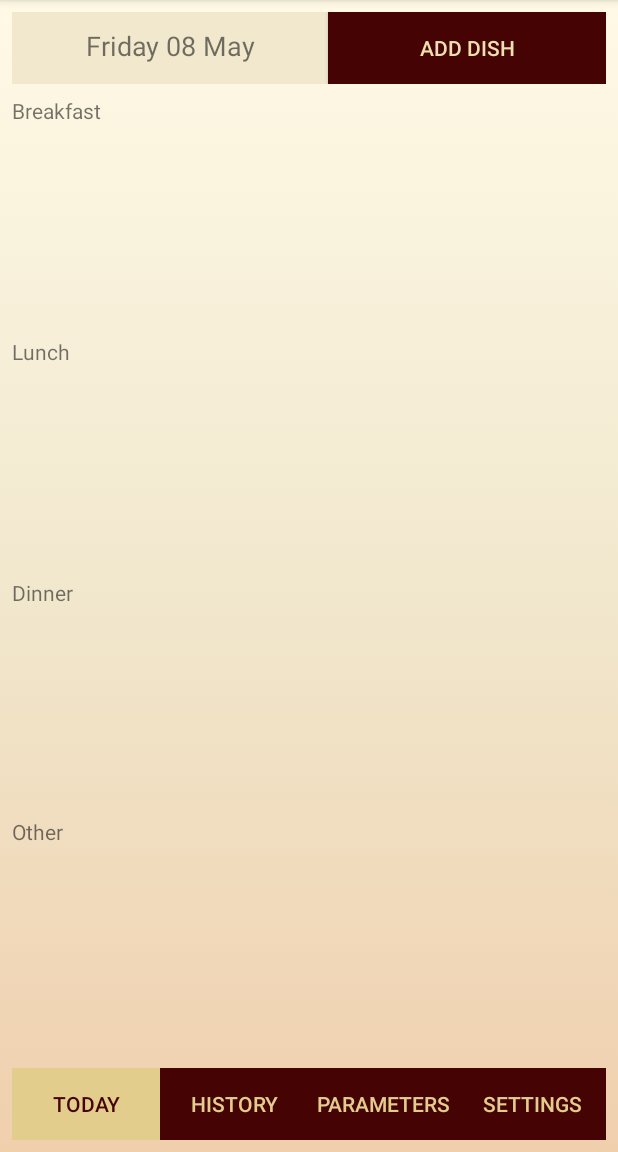
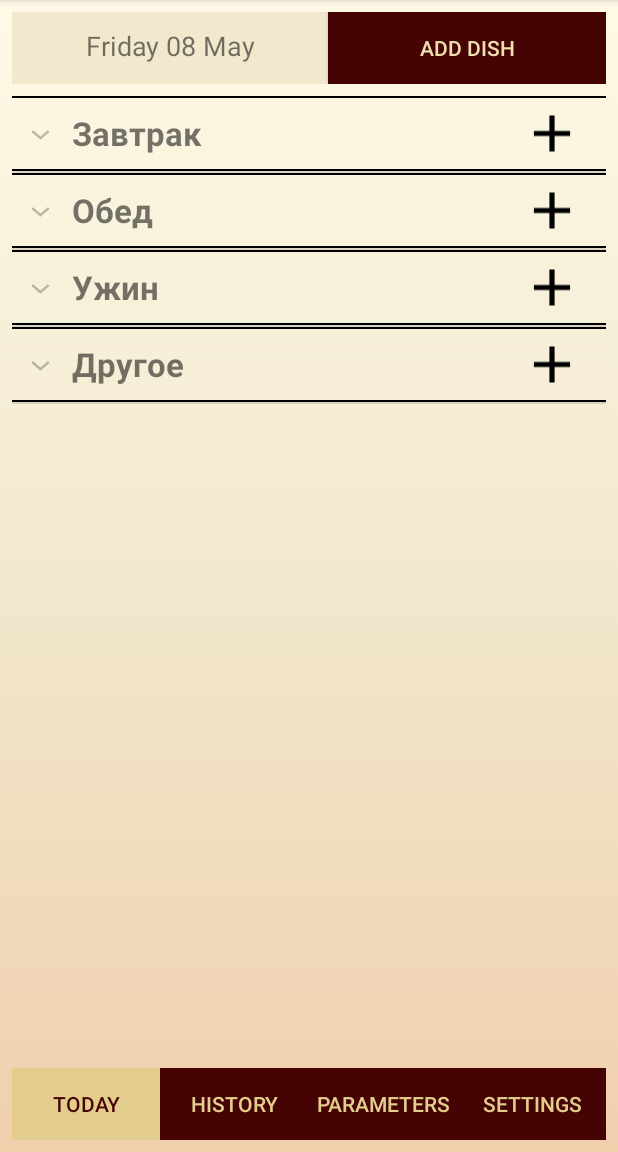
Before and after one commit to ecrikki/android_project, an Android app: the MainActivity screen opened directly, with no data from a screen before it, on a phone screen of 412 x 824 dp, the part 84-1236 px from its top. Run offline under Robolectric (Android 15) with nearby library versions, the phone set to English and light mode, and no system bars.

Commit message:
add product from add_activity to main

```diff
--- /dev/null
+++ b/app/src/main/java/com/example/calories/Adapter/ProductsAdapter_main.java
@@ -0,0 +1,115 @@
+package com.example.calories.Adapter;
+
+import android.content.Context;
+import android.content.Intent;
+import android.util.Log;
+import android.view.LayoutInflater;
+import android.view.View;
+import android.view.ViewGroup;
+import android.widget.BaseExpandableListAdapter;
+import android.widget.ImageView;
+import android.widget.TextView;
+import android.widget.Toast;
+
+import com.example.calories.Add_Activity;
+import com.example.calories.Class.Class_prod;
+import com.example.calories.Class.Prod;
+import com.example.calories.MainActivity;
+import com.example.calories.R;
+
+import java.util.ArrayList;
+
+public class ProductsAdapter_main extends BaseExpandableListAdapter{
+
+    private Context context;
+    private ArrayList<Class_prod> class_prodsList;
+    private ArrayList<Class_prod> originalList;
+
+    public ProductsAdapter_main(Context context, ArrayList<Class_prod> class_prodsList){
+        this.context = context;
+        this.class_prodsList = new ArrayList<>();
+        this.class_prodsList.addAll(class_prodsList);
+        this.originalList = new ArrayList<>();
+        this.originalList.addAll(class_prodsList);
+    }
+
+    @Override
+    public Object getChild(int groupPosition, int childPosition) {
+        ArrayList<Prod> prodList = class_prodsList.get(groupPosition).getClass_prodList();
+        return prodList.get(childPosition);
+    }
+
+    @Override
+    public long getChildId(int groupPosition, int childPosition) {
+        return childPosition;
+    }
+
+    @Override
+    public View getChildView(int groupPosition, int childPosition, boolean isLastChild, View convertView, ViewGroup parent) {
+        Prod product = (Prod) getChild(groupPosition, childPosition);
+        if(convertView == null)
+        {
+            LayoutInflater layoutInflater = (LayoutInflater) context.getSystemService(Context.LAYOUT_INFLATER_SERVICE);
+            convertView = layoutInflater.inflate(R.layout.child_product, null);
+        }
+        TextView name = convertView.findViewById(R.id.ID);
+        TextView population = convertView.findViewById(R.id.kkal);
+        name.setText(product.getId_product().trim());
+        population.setText(product.getКалорийность().trim()  + " " + "ккал/100г");
+        return convertView;
+    }
+
+    @Override
+    public int getChildrenCount(int groupPosition) {
+        ArrayList<Prod> prodList = class_prodsList.get(groupPosition).getClass_prodList();
+        return prodList.size();
+    }
+
+    @Override
+    public Object getGroup(int groupPosition) {
+        return class_prodsList.get(groupPosition);
+    }
+
+    @Override
+    public int getGroupCount() {
+        return class_prodsList.size();
+    }
+
+    @Override
+    public long getGroupId(int groupPosition) {
+        return groupPosition;
+    }
+
+    @Override
+    public View getGroupView(final int groupPosition, boolean isExpanded, View convertView, ViewGroup parent) {
+        Class_prod class_prod = (Class_prod) getGroup(groupPosition);
+        if(convertView == null)
+        {
+            LayoutInflater layoutInflater = (LayoutInflater) context.getSystemService(Context.LAYOUT_INFLATER_SERVICE);
+            convertView = layoutInflater.inflate(R.layout.eating, null);
+        }
+        TextView heading = convertView.findViewById(R.id.heading);
+        heading.setText(class_prod.getName().trim());
+        ImageView img = convertView.findViewById(R.id.imageView2);
+        img.setImageResource(R.drawable.ic_add_black_24dp);
+        //img.setOnClickListener(new View.OnClickListener() {
+        //    @Override
+        //    public void onClick(View v) {
+                //System.out.println(groupPosition);
+                //img.setId(View.generateViewId());
+
+         //   }
+        //});
+        return convertView;
+    }
+
+    @Override
+    public boolean hasStableIds() {
+        return true;
+    }
+
+    @Override
+    public boolean isChildSelectable(int groupPosition, int childPosition) {
+        return true;
+    }
+}
--- a/app/src/main/java/com/example/calories/Class/Prod.java
+++ b/app/src/main/java/com/example/calories/Class/Prod.java
@@ -1,6 +1,8 @@
 package com.example.calories.Class;
 
-public class Prod {
+import java.io.Serializable;
+
+public class Prod implements Serializable {
 
     public String id_product, калорийность;
 
--- a/app/src/main/java/com/example/calories/MainActivity.java
+++ b/app/src/main/java/com/example/calories/MainActivity.java
@@ -1,5 +1,6 @@
 package com.example.calories;
 
+import androidx.annotation.Nullable;
 import androidx.appcompat.app.AppCompatActivity;
 
 import android.content.Intent;
@@ -8,16 +9,29 @@ import android.graphics.Paint;
 import android.os.Bundle;
 import android.view.View;
 import android.widget.Button;
+import android.widget.ExpandableListView;
+import android.widget.ImageView;
 import android.widget.TextView;
+
+import com.example.calories.Adapter.ProductsAdapter;
+import com.example.calories.Adapter.ProductsAdapter_main;
+import com.example.calories.Class.Class_prod;
+import com.example.calories.Class.Prod;
 
 import java.text.DateFormat;
 import java.text.SimpleDateFormat;
+import java.util.ArrayList;
 import java.util.Date;
 import java.util.Locale;
 
 public class MainActivity extends AppCompatActivity
 {
     private TextView text_date;
+    private ProductsAdapter_main adapter;
+    private ExpandableListView myList;
+    private ArrayList<Class_prod> class_prodList = new ArrayList<>();
+    ArrayList<Prod> product = new ArrayList<>();
+    String[] Array = new String[]{"Завтрак", "Обед", "Ужин", "Другое"};
     private Button b1, b2, b3, b4;
 
     private int actText, actBk;
@@ -29,11 +43,18 @@ public class MainActivity extends AppCompatActivity
         super.onCreate(savedInstanceState);
         setContentView(R.layout.activity_main);
         text_date = findViewById(R.id.textView6);
-        // Текущее время
-        Date currentDate = new Date();
+        Date currentDate = new Date(); // Текущее время
         // Форматирование времени как "день недели.день.месяц"
         DateFormat dateFormat = new SimpleDateFormat("EEEE dd MMMM", Locale.getDefault());
         String dateText = dateFormat.format(currentDate);
+
+        myList = findViewById(R.id.expandableList);
+        for (String time_day: Array) {
+            Class_prod class_prod = new Class_prod(time_day, product);
+            class_prodList.add(class_prod);
+            adapter = new ProductsAdapter_main(this, class_prodList);
+            myList.setAdapter(adapter);
+        }
 
         text_date.setText(dateText);
         b1 = findViewById(R.id.button_today);
@@ -105,7 +126,35 @@ public class MainActivity extends AppCompatActivity
     }
 
     public void onClick_Add(View view) {
-        Intent i = new Intent(MainActivity.this, Add_Activity.class);
-        startActivity(i);
+
+
+        System.out.println(view.getId());
+        //System.out.println("aaaaaaaaaaaaa");
+        //view.getContext();
+        //Intent i = new Intent(MainActivity.this, Add_Activity.class);
+        //startActivityForResult(i, 1);
+    }
+
+    @Override
+    protected void onActivityResult(int requestCode, int resultCode, @Nullable Intent data) {
+        super.onActivityResult(requestCode, resultCode, data);
+        if (data == null) {
+            return;
+        }
+        Prod prod = (Prod) data.getSerializableExtra("prod");
+        product.add(prod);
+        Class_prod class_prod = new Class_prod("Завтрак", product);
+        class_prodList.add(class_prod);
+        adapter = new ProductsAdapter_main(this, class_prodList);
+        myList.setAdapter(adapter);
+        expandAll();
+    }
+
+    private void expandAll(){
+        int count = adapter.getGroupCount();
+        for(int i = 0; i < count; i++)
+        {
+            myList.expandGroup(i);
+        }
     }
 }
--- /dev/null
+++ b/app/src/main/res/drawable/ic_add_black_24dp.xml
@@ -0,0 +1,5 @@
+<vector android:height="50dp" android:tint="#000000"
+    android:viewportHeight="24.0" android:viewportWidth="24.0"
+    android:width="50dp" xmlns:android="http://schemas.android.com/apk/res/android">
+    <path android:fillColor="#FF000000" android:pathData="M19,13h-6v6h-2v-6H5v-2h6V5h2v6h6v2z"/>
+</vector>
--- a/app/src/main/res/layout/activity_main.xml
+++ b/app/src/main/res/layout/activity_main.xml
@@ -1,5 +1,6 @@
 <?xml version="1.0" encoding="utf-8"?>
-<androidx.constraintlayout.widget.ConstraintLayout xmlns:android="http://schemas.android.com/apk/res/android"
+<androidx.constraintlayout.widget.ConstraintLayout
+    xmlns:android="http://schemas.android.com/apk/res/android"
     xmlns:app="http://schemas.android.com/apk/res-auto"
     xmlns:tools="http://schemas.android.com/tools"
     android:layout_width="match_parent"
@@ -66,78 +67,22 @@
         android:layout_width="0dp"
         android:layout_height="0dp"
 
+        android:layout_marginStart="8dp"
+        android:layout_marginTop="8dp"
+        android:layout_marginEnd="8dp"
+        android:layout_marginBottom="8dp"
         android:orientation="vertical"
-        android:weightSum="1.0"
         app:layout_constraintBottom_toTopOf="@+id/linearLayout2"
         app:layout_constraintEnd_toEndOf="parent"
         app:layout_constraintStart_toStartOf="parent"
         app:layout_constraintTop_toBottomOf="@+id/linearLayout4">
 
-        <TextView
-            android:id="@+id/breakfast"
+        <ExpandableListView
+            android:id="@+id/expandableList"
             android:layout_width="match_parent"
-            android:layout_height="64dp"
-            android:layout_marginStart="8dp"
-            android:layout_marginTop="8dp"
-            android:layout_marginEnd="8dp"
-            android:layout_weight="0.125"
-            android:text="@string/text_breakfast" />
+            android:layout_height="match_parent"
+            android:layout_alignParentLeft="true"/>
 
-        <androidx.recyclerview.widget.RecyclerView
-            android:layout_width="match_parent"
-            android:layout_height="150dp"
-            android:layout_marginStart="8dp"
-            android:layout_marginEnd="8dp"
-            android:layout_weight="0.125" />
-
-        <TextView
-            android:id="@+id/dinner"
-            android:layout_width="match_parent"
-            android:layout_height="64dp"
-            android:layout_marginStart="8dp"
-            android:layout_marginEnd="8dp"
-            android:layout_weight="0.125"
-            android:text="@string/text_lunch" />
-
-        <androidx.recyclerview.widget.RecyclerView
-            android:layout_width="match_parent"
-            android:layout_height="150dp"
-            android:layout_marginStart="8dp"
-            android:layout_marginEnd="8dp"
-            android:layout_weight="0.125" />
-
-        <TextView
-            android:id="@+id/supper"
-            android:layout_width="match_parent"
-            android:layout_height="64dp"
-            android:layout_marginStart="8dp"
-            android:layout_marginEnd="8dp"
-            android:layout_weight="0.125"
-            android:text="@string/text_dinner" />
-
-        <androidx.recyclerview.widget.RecyclerView
-            android:layout_width="match_parent"
-            android:layout_height="150dp"
-            android:layout_marginStart="8dp"
-            android:layout_marginEnd="8dp"
-            android:layout_weight="0.125" />
-
-        <TextView
-            android:id="@+id/other"
-            android:layout_width="match_parent"
-            android:layout_height="64dp"
-            android:layout_marginStart="8dp"
-            android:layout_marginEnd="8dp"
-            android:layout_weight="0.125"
-            android:text="@string/text_other" />
-
-        <androidx.recyclerview.widget.RecyclerView
-            android:layout_width="match_parent"
-            android:layout_height="150dp"
-            android:layout_marginStart="8dp"
-            android:layout_marginEnd="8dp"
-            android:layout_marginBottom="8dp"
-            android:layout_weight="0.125" />
     </LinearLayout>
 
     <LinearLayout
@@ -169,7 +114,6 @@
             android:layout_height="wrap_content"
             android:layout_weight="1"
             android:background="@color/Bard"
-            android:onClick="onClick_Add"
             android:text="@string/text_dish"
             android:textColor="#EFDFAE" />
     </LinearLayout>
--- a/app/src/main/res/layout/add_activity.xml
+++ b/app/src/main/res/layout/add_activity.xml
@@ -5,6 +5,7 @@
     android:id="@+id/add_activity"
     android:layout_width="match_parent"
     android:layout_height="match_parent"
+    android:background="@drawable/custombackground"
     tools:context=".Add_Activity">
 
     <androidx.appcompat.widget.SearchView
--- /dev/null
+++ b/app/src/main/res/layout/eating.xml
@@ -0,0 +1,36 @@
+<?xml version="1.0" encoding="utf-8"?>
+<FrameLayout xmlns:android="http://schemas.android.com/apk/res/android"
+    xmlns:tools="http://schemas.android.com/tools"
+    android:layout_width="match_parent"
+    android:layout_height="wrap_content"
+    android:padding="0dp">
+
+    <TextView
+        android:id="@+id/heading"
+        android:layout_width="match_parent"
+        android:layout_height="wrap_content"
+        android:padding="10dp"
+        android:paddingStart="40dp"
+        android:text="Eating"
+        android:textSize="22sp"
+        android:textStyle="bold" />
+
+    <View
+        android:layout_width="match_parent"
+        android:layout_height="1dp"
+        android:layout_gravity="bottom"
+        android:background="#000" />
+
+    <View
+        android:layout_width="match_parent"
+        android:layout_height="1dp"
+        android:background="#000" />
+
+    <ImageView
+        android:id="@+id/imageView2"
+        android:layout_width="41dp"
+        android:layout_height="match_parent"
+        android:layout_gravity="end"
+        android:layout_marginRight="15dp"
+        android:onClick="onClick_Add" />
+</FrameLayout>
```
Also changed, not shown: app/src/main/java/com/example/calories/Add_Activity.java (+15 -8 lines), app/src/main/res/layout/dialog_activity.xml (+11 -2 lines), app/src/main/res/layout/dish.xml (added, +42 -0 lines).
